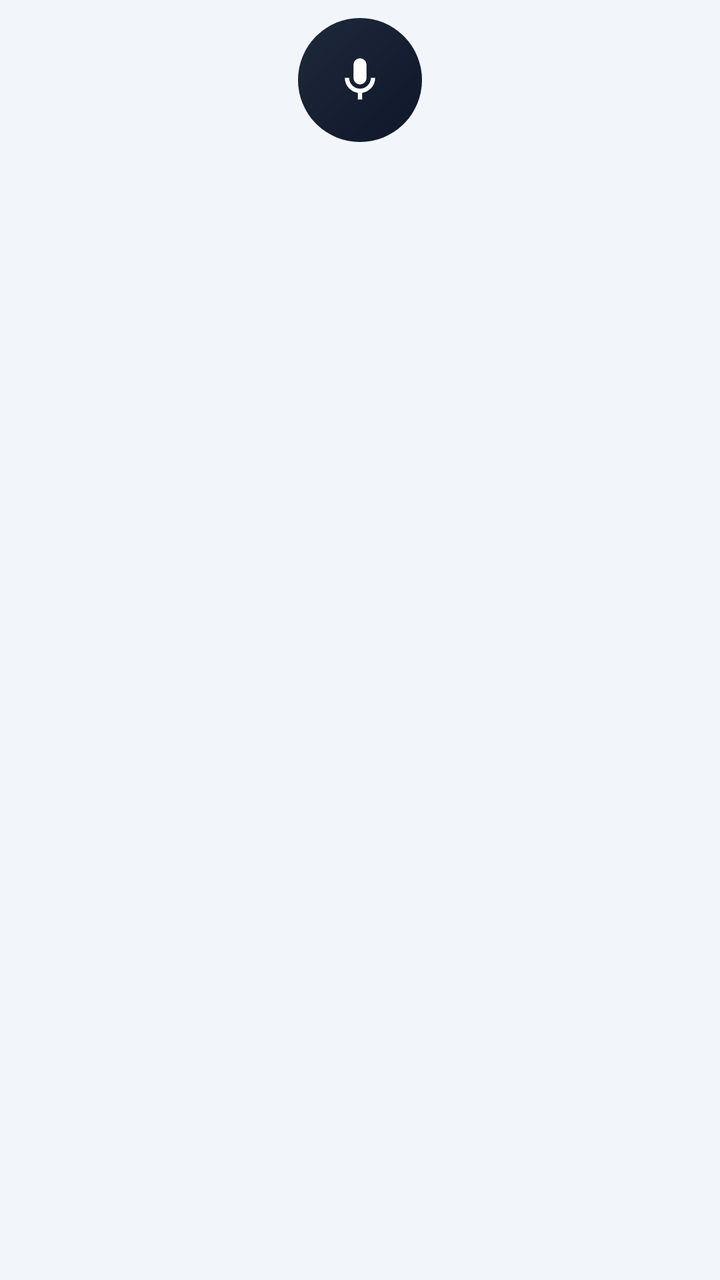
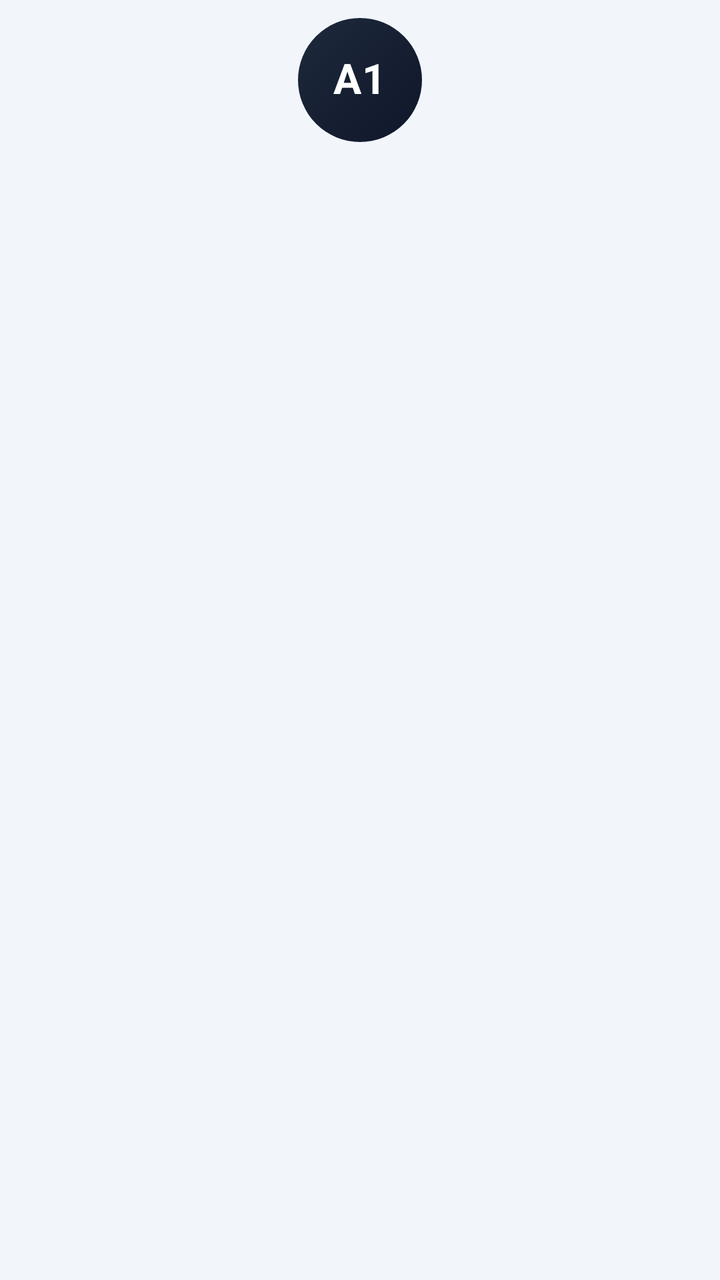

Two renders of the same Android screen: before a commit and after it. Below are the layout's source before the change and the commit's diff.
<!-- AndroidManifest.xml: application theme AppTheme -->
<!-- res/layout/overlay_bubble.xml -->
<?xml version="1.0" encoding="utf-8"?>
<LinearLayout xmlns:android="http://schemas.android.com/apk/res/android"
    android:layout_width="wrap_content"
    android:layout_height="wrap_content"
    android:orientation="vertical"
    android:gravity="center_horizontal"
    android:clipChildren="false"
    android:clipToPadding="false">

    <FrameLayout
        android:layout_width="80dp"
        android:layout_height="80dp"
        android:clipChildren="false"
        android:clipToPadding="false">

        
        <View
            android:id="@+id/bubble_ring"
            android:layout_width="62dp"
            android:layout_height="62dp"
            android:layout_gravity="center"
            android:background="@drawable/bg_bubble_ring"
            android:visibility="gone"/>

        
        <View
            android:id="@+id/bubble_circle"
            android:layout_width="62dp"
            android:layout_height="62dp"
            android:layout_gravity="center"
            android:background="@drawable/bg_bubble"/>

        
        <ImageView
            android:id="@+id/bubble_mic"
            android:layout_width="26dp"
            android:layout_height="26dp"
            android:layout_gravity="center"
            android:src="@drawable/ic_mic_white"
            android:contentDescription="A1 음성"/>
    </FrameLayout>

    <TextView
        android:id="@+id/bubble_state"
        android:layout_width="wrap_content"
        android:layout_height="wrap_content"
        android:layout_marginTop="2dp"
        android:background="@drawable/bg_pill_dark"
        android:paddingLeft="10dp"
        android:paddingRight="10dp"
        android:paddingTop="3dp"
        android:paddingBottom="3dp"
        android:gravity="center"
        android:textColor="@color/white"
        android:textSize="11sp"
        android:textStyle="bold"
        android:visibility="gone"/>
</LinearLayout>
<!-- resources referenced by this layout -->
<resources>
  <color name="white">#FFFFFF</color>
  <!-- drawable bg_bubble (drawable) -->
  <?xml version="1.0" encoding="utf-8"?>
  <shape xmlns:android="http://schemas.android.com/apk/res/android" android:shape="oval">
      <gradient android:type="linear" android:angle="315" android:startColor="#1E293B" android:endColor="#0F172A"/>
  </shape>
  <!-- drawable bg_bubble_ring (drawable) -->
  <?xml version="1.0" encoding="utf-8"?>
  <shape xmlns:android="http://schemas.android.com/apk/res/android" android:shape="oval">
      <solid android:color="#00000000"/>
      <stroke android:width="2dp" android:color="#7FD4FF"/>
  </shape>
  <!-- drawable bg_pill_dark (drawable) -->
  <?xml version="1.0" encoding="utf-8"?>
  <shape xmlns:android="http://schemas.android.com/apk/res/android" android:shape="rectangle">
      <solid android:color="#E60F172A"/>
      <corners android:radius="14dp"/>
  </shape>
  <!-- drawable ic_mic_white (drawable) -->
  <?xml version="1.0" encoding="utf-8"?>
  <vector xmlns:android="http://schemas.android.com/apk/res/android"
      android:width="24dp" android:height="24dp"
      android:viewportWidth="24" android:viewportHeight="24">
      <path android:fillColor="#FFFFFF"
          android:pathData="M12,14c1.66,0 3,-1.34 3,-3V5c0,-1.66 -1.34,-3 -3,-3S9,3.34 9,5v6c0,1.66 1.34,3 3,3zM17,11c0,2.76 -2.24,5 -5,5s-5,-2.24 -5,-5H5c0,3.53 2.61,6.43 6,6.92V21h2v-3.08c3.39,-0.49 6,-3.39 6,-6.92h-2z"/>
  </vector>
  <style name="AppTheme" parent="@android:style/Theme.Material.Light.NoActionBar">
          <item name="android:colorPrimary">@color/brand_navy</item>
          <item name="android:colorPrimaryDark">@color/brand_navy</item>
          <item name="android:colorAccent">@color/brand_blue</item>
          <item name="android:statusBarColor">@color/brand_navy</item>
          <item name="android:windowBackground">@color/bg</item>
      </style>
  <color name="brand_navy">#14365D</color>
  <color name="brand_blue">#2F6FB2</color>
  <color name="bg">#F2F6FB</color>
</resources>

<!-- the commit's change to res/layout/overlay_bubble.xml (unified diff, before → after) -->
@@ -8,6 +8,7 @@
     android:clipToPadding="false">
 
     <FrameLayout
+        android:id="@+id/bubble_frame"
         android:layout_width="80dp"
         android:layout_height="80dp"
         android:clipChildren="false"
@@ -31,13 +32,27 @@
             android:background="@drawable/bg_bubble"/>
 
         
-        <ImageView
-            android:id="@+id/bubble_mic"
-            android:layout_width="26dp"
-            android:layout_height="26dp"
+        <TextView
+            android:id="@+id/bubble_logo"
+            android:layout_width="wrap_content"
+            android:layout_height="wrap_content"
             android:layout_gravity="center"
-            android:src="@drawable/ic_mic_white"
+            android:includeFontPadding="false"
+            android:letterSpacing="0.02"
+            android:text="A1"
+            android:textColor="@color/white"
+            android:textSize="21sp"
+            android:textStyle="bold"
             android:contentDescription="A1 음성"/>
+
+        
+        <View
+            android:id="@+id/bubble_dot"
+            android:layout_width="9dp"
+            android:layout_height="9dp"
+            android:layout_gravity="center"
+            android:background="@drawable/bg_dot_white"
+            android:visibility="gone"/>
     </FrameLayout>
 
     <TextView
<!-- resource entries referenced after the edit -->
@@ -12,20 +12,17 @@
       <solid android:color="#00000000"/>
       <stroke android:width="2dp" android:color="#7FD4FF"/>
   </shape>
+  <!-- drawable bg_dot_white (drawable) -->
+  <?xml version="1.0" encoding="utf-8"?>
+  <shape xmlns:android="http://schemas.android.com/apk/res/android" android:shape="oval">
+      <solid android:color="#E6FFFFFF"/>
+  </shape>
   <!-- drawable bg_pill_dark (drawable) -->
   <?xml version="1.0" encoding="utf-8"?>
   <shape xmlns:android="http://schemas.android.com/apk/res/android" android:shape="rectangle">
       <solid android:color="#E60F172A"/>
       <corners android:radius="14dp"/>
   </shape>
-  <!-- drawable ic_mic_white (drawable) -->
-  <?xml version="1.0" encoding="utf-8"?>
-  <vector xmlns:android="http://schemas.android.com/apk/res/android"
-      android:width="24dp" android:height="24dp"
-      android:viewportWidth="24" android:viewportHeight="24">
-      <path android:fillColor="#FFFFFF"
-          android:pathData="M12,14c1.66,0 3,-1.34 3,-3V5c0,-1.66 -1.34,-3 -3,-3S9,3.34 9,5v6c0,1.66 1.34,3 3,3zM17,11c0,2.76 -2.24,5 -5,5s-5,-2.24 -5,-5H5c0,3.53 2.61,6.43 6,6.92V21h2v-3.08c3.39,-0.49 6,-3.39 6,-6.92h-2z"/>
-  </vector>
   <style name="AppTheme" parent="@android:style/Theme.Material.Light.NoActionBar">
           <item name="android:colorPrimary">@color/brand_navy</item>
           <item name="android:colorPrimaryDark">@color/brand_navy</item>
